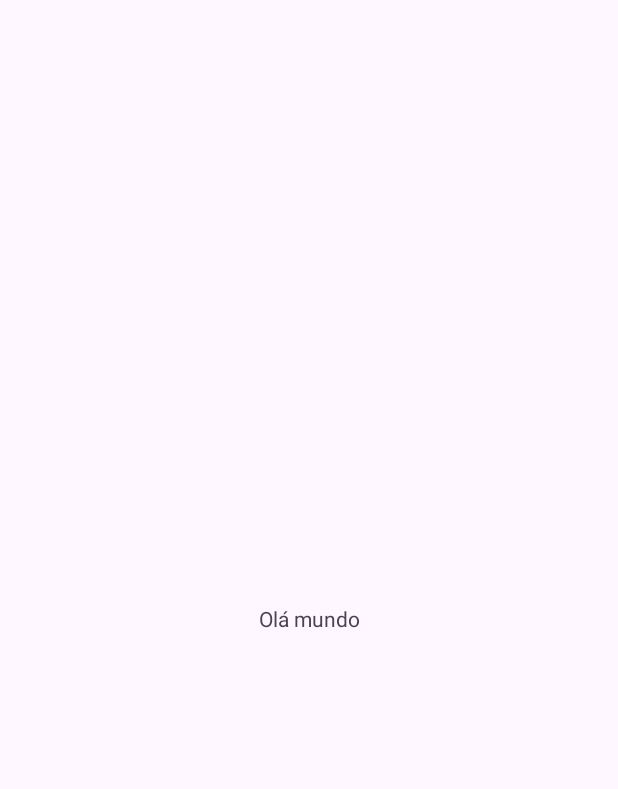
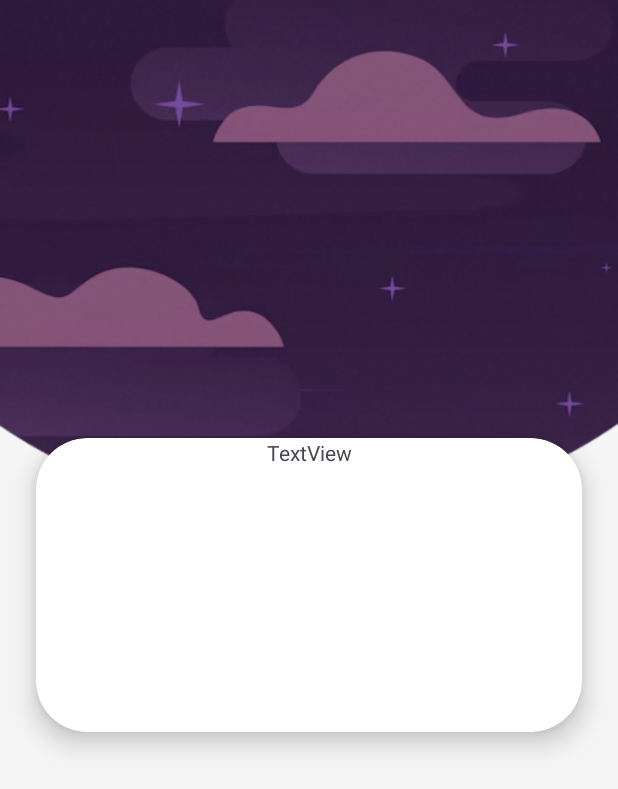
Before and after one commit to pedrogrigorio/flashcards-app, an Android app: the screen it shows after launch (MainActivity), on a phone screen of 412 x 824 dp. Before the commit the part shown is almost empty. Shown: the top 789 px of the screen. Run offline under Robolectric (Android 15) with nearby library versions, the phone set to English and light mode, and no system bars.

Commit message:
start the first screen

```diff
--- a/mobile/app/src/main/java/com/example/flashcards_app/MainActivity.java
+++ b/mobile/app/src/main/java/com/example/flashcards_app/MainActivity.java
@@ -3,6 +3,8 @@ package com.example.flashcards_app;
 import androidx.appcompat.app.AppCompatActivity;
 
 import android.os.Bundle;
+import android.view.View;
+import android.widget.TextView;
 
 public class MainActivity extends AppCompatActivity {
 
@@ -11,4 +13,5 @@ public class MainActivity extends AppCompatActivity {
         super.onCreate(savedInstanceState);
         setContentView(R.layout.activity_main);
     }
+
 }
--- a/mobile/app/src/main/res/layout/activity_main.xml
+++ b/mobile/app/src/main/res/layout/activity_main.xml
@@ -4,15 +4,30 @@
     xmlns:tools="http://schemas.android.com/tools"
     android:layout_width="match_parent"
     android:layout_height="match_parent"
+    android:background="@drawable/bg2"
     tools:context=".MainActivity">
 
-    <TextView
-        android:layout_width="wrap_content"
-        android:layout_height="wrap_content"
-        android:text="Olá mundo"
+    <androidx.cardview.widget.CardView
+        android:layout_width="0dp"
+        android:layout_height="196dp"
+        android:layout_marginStart="24dp"
+        android:layout_marginEnd="24dp"
+        app:cardCornerRadius="34dp"
+        app:cardElevation="10dp"
         app:layout_constraintBottom_toBottomOf="parent"
         app:layout_constraintEnd_toEndOf="parent"
+        app:layout_constraintHorizontal_bias="0.0"
         app:layout_constraintStart_toStartOf="parent"
-        app:layout_constraintTop_toTopOf="parent" />
+        app:layout_constraintTop_toTopOf="parent"
+        app:layout_constraintVertical_bias="0.465">
+
+        <TextView
+            android:id="@+id/textView"
+            android:layout_width="match_parent"
+            android:layout_height="wrap_content"
+            android:layout_weight="1"
+            android:text="TextView"
+            android:textAlignment="center" />
+    </androidx.cardview.widget.CardView>
 
 </androidx.constraintlayout.widget.ConstraintLayout>
```
Also changed, not shown: mobile/app/src/main/res/bg2/Group 28.png (added), mobile/app/src/main/res/drawable/bg.png (added), mobile/app/src/main/res/drawable/bg2.png (added).
